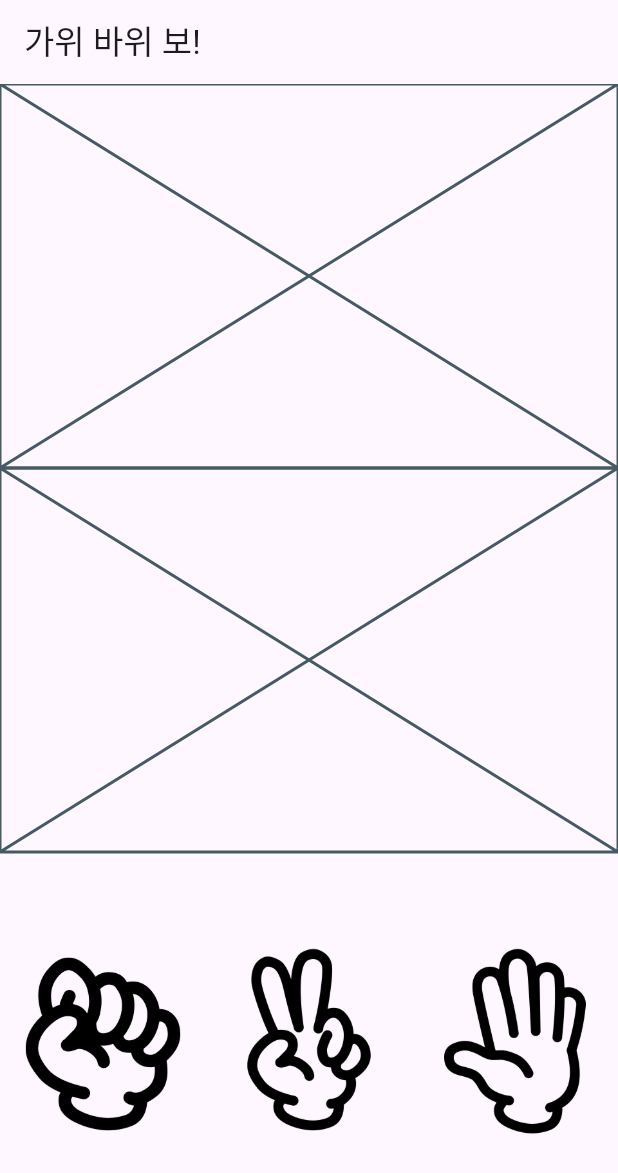
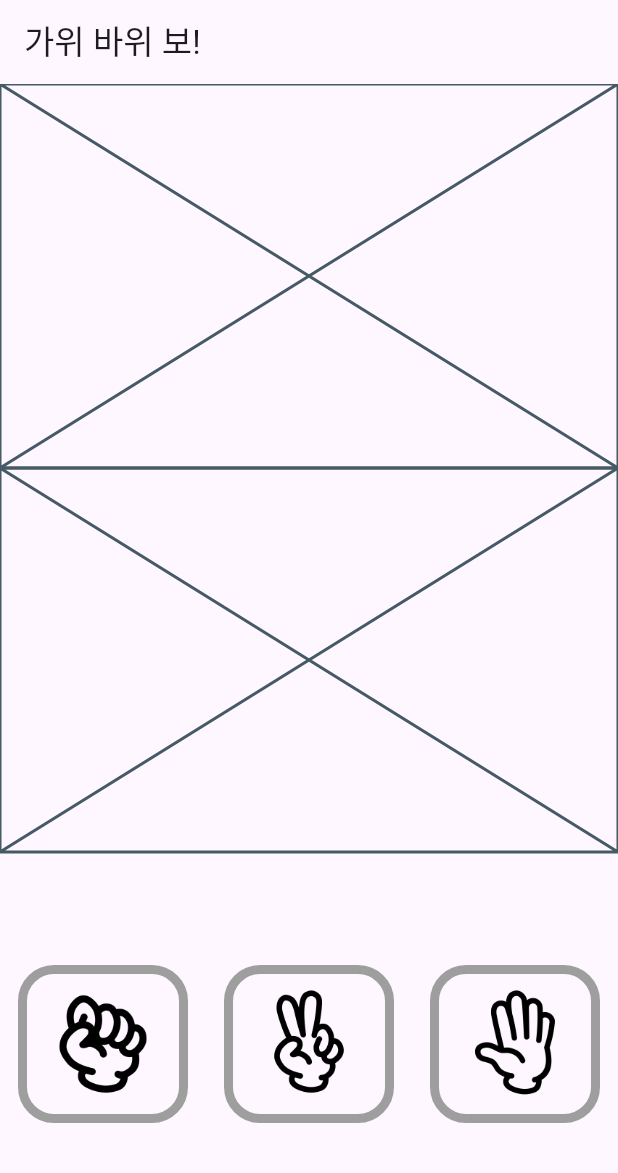
Before and after one commit to dahyun27/rps-game-app, a Flutter app: the screen it shows after launch, on a phone screen of 412 x 824 dp. Shown: the top 1173 px of the screen. Run offline on Flutter 3.47's test engine with Material 3 defaults, Android fonts, the phone set to English and light mode, and no system bars.

Commit message:
InputCard 컴포넌트 및 탭 반응 InkWell 적용

```diff
--- a/lib/game/widget/input_card.dart
+++ b/lib/game/widget/input_card.dart
@@ -1,9 +1,11 @@
 import 'package:flutter/material.dart';
 
 class InputCard extends StatelessWidget {
+  final VoidCallback? callback;
   final Widget child;
 
   const InputCard({
+    this.callback,
     required this.child,
     super.key,
   });
@@ -11,9 +13,29 @@ class InputCard extends StatelessWidget {
   @override
   Widget build(BuildContext context) {
     return Expanded(
-      child: Container(
-        child: child,
-      ),
+      child: InkWell(onTap: () => callback?.call(), child: InputContents(child: child)),
     );
   }
 }
+
+class InputContents extends StatelessWidget {
+  const InputContents({
+    super.key,
+    required this.child,
+  });
+
+  final Widget child;
+
+  @override
+  Widget build(BuildContext context) {
+    return Container(
+      margin: EdgeInsets.symmetric(vertical: 8, horizontal: 12),
+      padding: EdgeInsets.symmetric(vertical: 8, horizontal: 12),
+      decoration: BoxDecoration(
+        borderRadius: BorderRadius.circular(24),
+        border: Border.all(color: Colors.grey, width: 6)
+      ),
+      child: child,
+    );
+  }
+}
```
